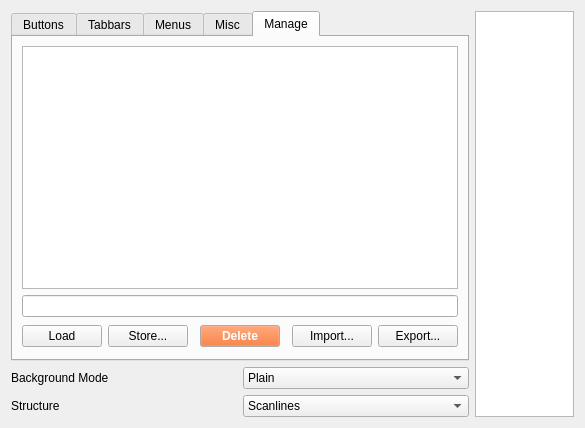
Before: the Qt Designer form config/config.ui in deiv/bespin-pkg, drawn with Qt 5.
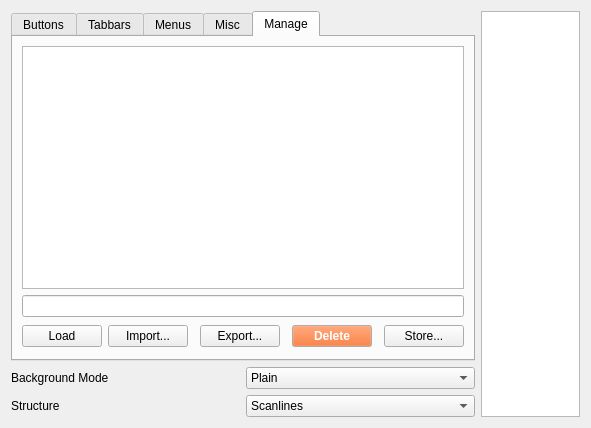
After: the same form once the commit is applied. The open tabs and pages were chosen to show the change.

Diff of the .ui file:
```diff
--- a/config/config.ui
+++ b/config/config.ui
@@ -5,7 +5,7 @@
    <rect>
     <x>0</x>
     <y>0</y>
-    <width>585</width>
+    <width>591</width>
     <height>428</height>
    </rect>
   </property>
@@ -489,7 +489,7 @@
        <string>Manage</string>
       </attribute>
       <layout class="QGridLayout" >
-       <item row="0" column="0" colspan="7" >
+       <item row="0" column="0" colspan="8" >
         <widget class="QListWidget" name="store" >
          <property name="alternatingRowColors" >
           <bool>true</bool>
@@ -511,7 +511,7 @@
          </property>
         </widget>
        </item>
-       <item row="1" column="0" colspan="7" >
+       <item row="1" column="0" colspan="8" >
         <widget class="QLineEdit" name="storeLine" />
        </item>
        <item row="2" column="0" >
@@ -522,9 +522,9 @@
         </widget>
        </item>
        <item row="2" column="1" >
-        <widget class="QPushButton" name="btnStore" >
+        <widget class="QPushButton" name="btnImport" >
          <property name="text" >
-          <string>Store...</string>
+          <string>Import...</string>
          </property>
         </widget>
        </item>
@@ -542,6 +542,26 @@
         </spacer>
        </item>
        <item row="2" column="3" >
+        <widget class="QPushButton" name="btnExport" >
+         <property name="text" >
+          <string>Export...</string>
+         </property>
+        </widget>
+       </item>
+       <item row="2" column="4" >
+        <spacer>
+         <property name="orientation" >
+          <enum>Qt::Horizontal</enum>
+         </property>
+         <property name="sizeHint" >
+          <size>
+           <width>31</width>
+           <height>27</height>
+          </size>
+         </property>
+        </spacer>
+       </item>
+       <item row="2" column="5" >
         <widget class="QPushButton" name="btnDelete" >
          <property name="palette" >
           <palette>
@@ -618,30 +638,23 @@
          </property>
         </widget>
        </item>
-       <item row="2" column="4" >
-        <spacer>
-         <property name="orientation" >
-          <enum>Qt::Horizontal</enum>
-         </property>
-         <property name="sizeHint" >
-          <size>
-           <width>16</width>
-           <height>27</height>
-          </size>
-         </property>
-        </spacer>
-       </item>
-       <item row="2" column="5" >
-        <widget class="QPushButton" name="btnImport" >
-         <property name="text" >
-          <string>Import...</string>
-         </property>
-        </widget>
-       </item>
        <item row="2" column="6" >
-        <widget class="QPushButton" name="btnExport" >
+        <spacer>
+         <property name="orientation" >
+          <enum>Qt::Horizontal</enum>
+         </property>
+         <property name="sizeHint" >
+          <size>
+           <width>31</width>
+           <height>27</height>
+          </size>
+         </property>
+        </spacer>
+       </item>
+       <item row="2" column="7" >
+        <widget class="QPushButton" name="btnStore" >
          <property name="text" >
-          <string>Export...</string>
+          <string>Store...</string>
          </property>
         </widget>
        </item>
```
Left out of the diff: 2 changed lines with no effect on the pictures.
